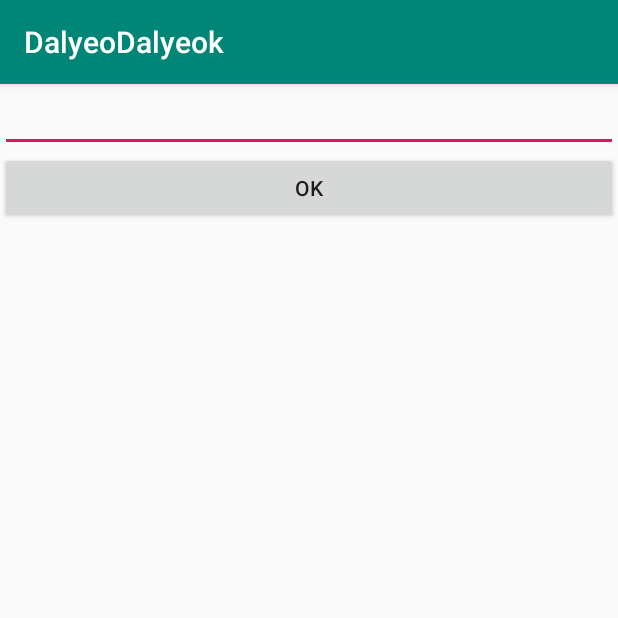
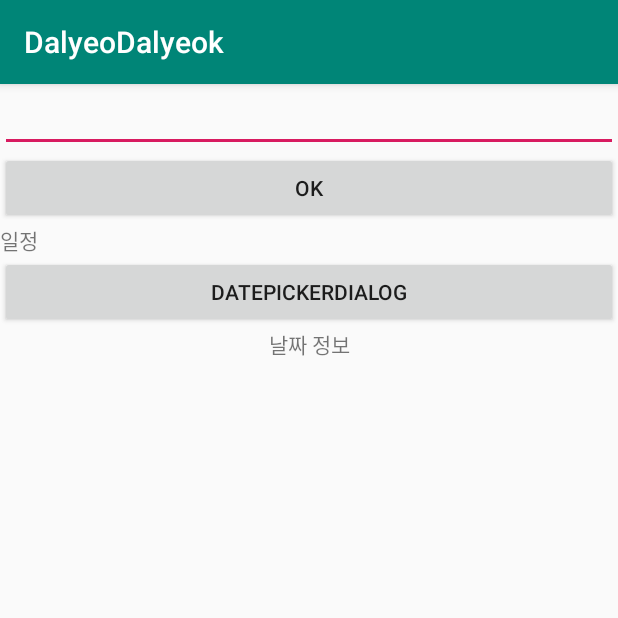
Before and after one commit to Hyesung82/dal-dal, an Android app: the ScheduleActivity screen opened directly, with no data from a screen before it, on a phone screen of 412 x 824 dp, the top half of it. Run offline under Robolectric (Android 15) with nearby library versions, the phone set to English and light mode, and no system bars.

Commit message:
date update

```diff
--- a/DalyeoDalyeok/app/src/main/java/com/example/dalyeodalyeok/ScheduleActivity.java
+++ b/DalyeoDalyeok/app/src/main/java/com/example/dalyeodalyeok/ScheduleActivity.java
@@ -2,9 +2,11 @@ package com.example.dalyeodalyeok;
 
 import androidx.appcompat.app.AppCompatActivity;
 
+import android.app.DatePickerDialog;
 import android.os.Bundle;
 import android.view.View;
 import android.widget.Button;
+import android.widget.DatePicker;
 import android.widget.EditText;
 import android.widget.LinearLayout;
 import android.widget.TextView;
@@ -14,18 +16,24 @@ import com.example.dalyeodalyeok.ui.home.HomeFragment;
 
 public class ScheduleActivity extends AppCompatActivity {
 
-    int year;
-    int month;
-    int day;
+    //int year;
+    //int month;
+    //int day;
 
     String strY;
     String strM;
     String strD;
 
+    private TextView textView_Date;
+    private DatePickerDialog.OnDateSetListener callbackMethod;
+
     @Override
     protected void onCreate(Bundle savedInstanceState) {
         super.onCreate(savedInstanceState);
         setContentView(R.layout.activity_schedule);
+
+        this.InitializeView();
+        this.InitializeListener();
 
 //        year = getIntent().getIntExtra("year", 2000);
 //        month = getIntent().getIntExtra("month", 8);
@@ -54,7 +62,29 @@ public class ScheduleActivity extends AppCompatActivity {
             }
         });
     }
+    public void InitializeView()
+    {
+        textView_Date = (TextView)findViewById(R.id.textView_date);
+    }
 
+    public void InitializeListener()
+    {
+        callbackMethod = new DatePickerDialog.OnDateSetListener()
+        {
+            @Override
+            public void onDateSet(DatePicker view, int year, int monthOfYear, int dayOfMonth)
+            {
+                textView_Date.setText(year + "년" + monthOfYear + "월" + dayOfMonth + "일");
+            }
+        };
+    }
+
+    public void OnClickHandler(View view)
+    {
+        DatePickerDialog dialog = new DatePickerDialog(this, callbackMethod, 2019, 5, 24);
+
+        dialog.show();
+    }
 
     public void btn_Click(View view)
     {
--- a/DalyeoDalyeok/app/src/main/res/layout/activity_schedule.xml
+++ b/DalyeoDalyeok/app/src/main/res/layout/activity_schedule.xml
@@ -25,5 +25,19 @@
         android:id="@+id/textView2"
         android:layout_width="match_parent"
         android:layout_height="wrap_content"
-        android:text="" />
+        android:text="일정" />
+
+    <Button
+        android:id="@+id/button"
+        android:layout_width="match_parent"
+        android:layout_height="wrap_content"
+        android:onClick="OnClickHandler"
+        android:text="DatePickerDialog" />
+
+    <TextView
+        android:id="@+id/textView_date"
+        android:layout_width="match_parent"
+        android:layout_height="wrap_content"
+        android:gravity="center"
+        android:text="날짜 정보" />
 </LinearLayout>
```
